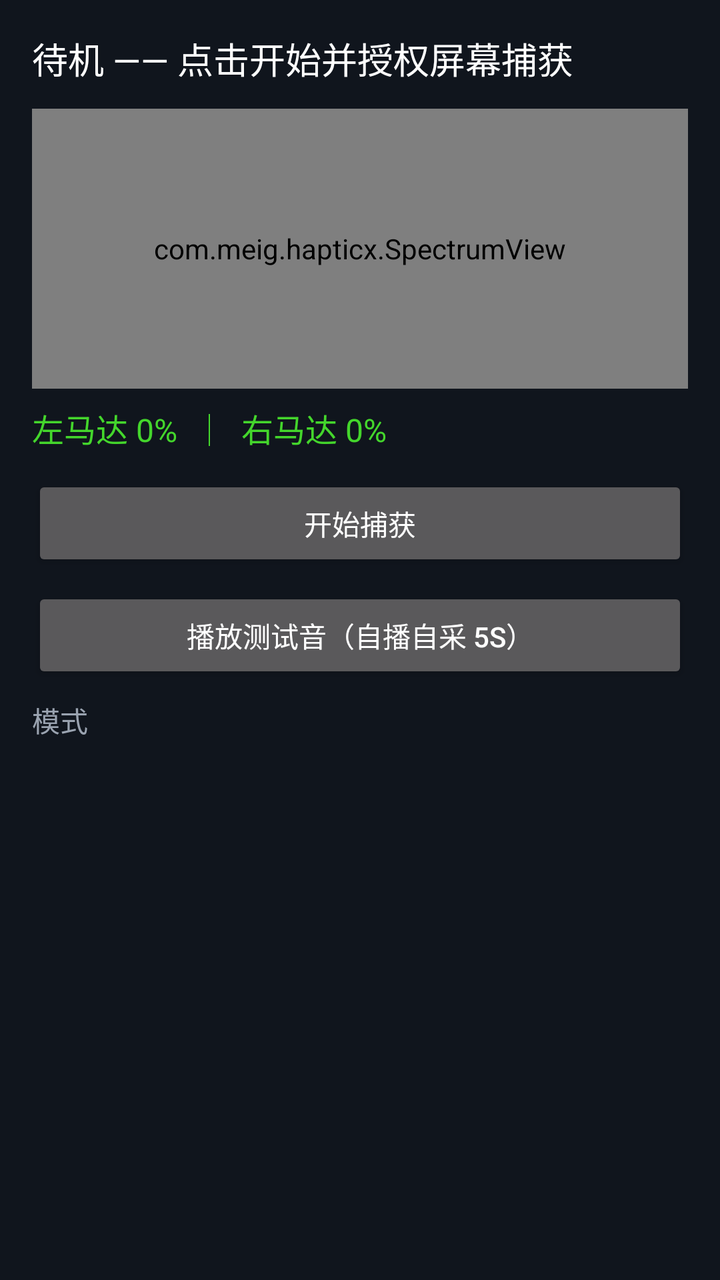
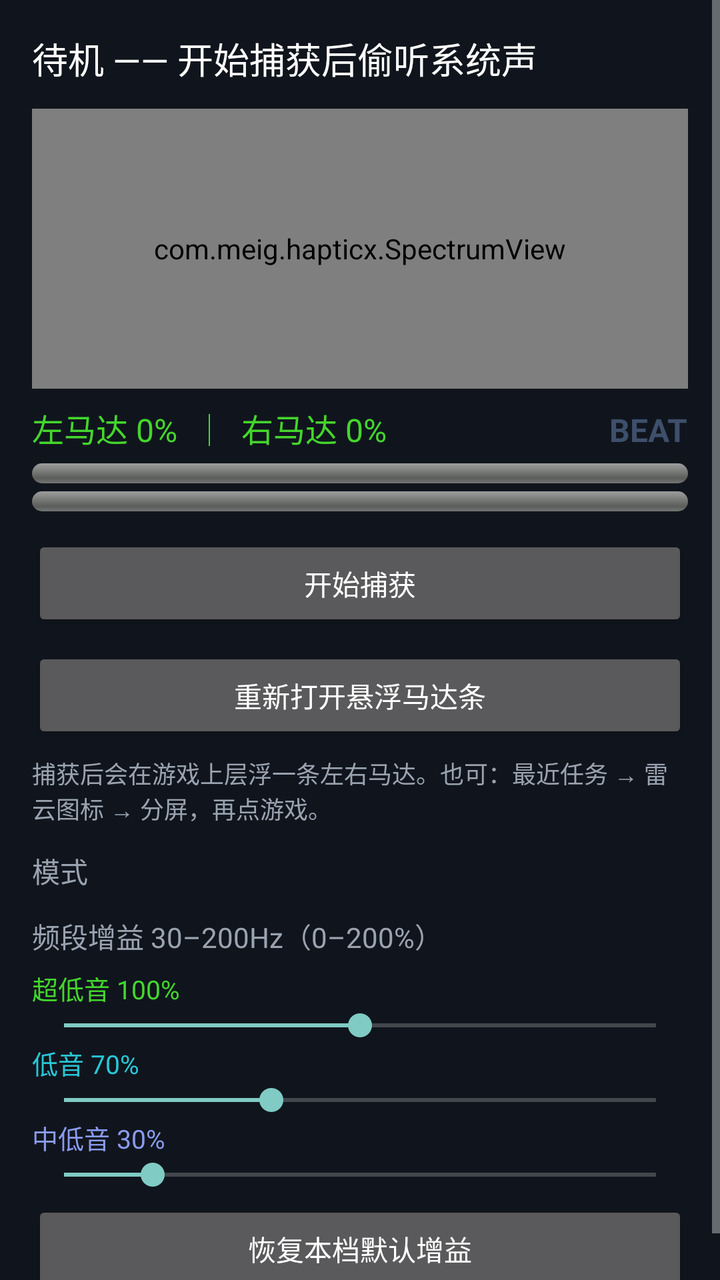

An Android layout rendered at two revisions. The XML below is the earlier revision; the diff shows what the commit changed to produce the second picture.
<!-- AndroidManifest.xml: application theme Theme.AppCompat.NoActionBar -->
<!-- res/layout/activity_main.xml -->
<?xml version="1.0" encoding="utf-8"?>
<ScrollView xmlns:android="http://schemas.android.com/apk/res/android"
    android:layout_width="match_parent"
    android:layout_height="match_parent"
    android:fillViewport="true"
    android:background="#10151d">

    <LinearLayout
        android:layout_width="match_parent"
        android:layout_height="wrap_content"
        android:orientation="vertical"
        android:padding="16dp">

        <TextView
            android:id="@+id/status"
            android:layout_width="wrap_content"
            android:layout_height="wrap_content"
            android:text="待机 —— 点击开始并授权屏幕捕获"
            android:textColor="#ffffff"
            android:textSize="18sp" />

        <com.meig.hapticx.SpectrumView
            android:id="@+id/spectrum"
            android:layout_width="match_parent"
            android:layout_height="140dp"
            android:layout_marginTop="12dp" />

        <TextView
            android:id="@+id/motors"
            android:layout_width="wrap_content"
            android:layout_height="wrap_content"
            android:layout_marginTop="8dp"
            android:text="左马达 0%  ｜  右马达 0%"
            android:textColor="#44d62c"
            android:textSize="16sp" />

        <Button
            android:id="@+id/start"
            android:layout_width="match_parent"
            android:layout_height="wrap_content"
            android:layout_marginTop="12dp"
            android:text="@string/start" />

        <Button
            android:id="@+id/tone"
            android:layout_width="match_parent"
            android:layout_height="wrap_content"
            android:layout_marginTop="8dp"
            android:text="播放测试音（自播自采 5s）" />

        <TextView
            android:layout_width="wrap_content"
            android:layout_height="wrap_content"
            android:layout_marginTop="8dp"
            android:text="模式"
            android:textColor="#9aa3b0"
            android:textSize="14sp" />

        <LinearLayout
            android:id="@+id/modes"
            android:layout_width="match_parent"
            android:layout_height="wrap_content"
            android:orientation="vertical" />
    </LinearLayout>
</ScrollView>
<!-- resources referenced by this layout -->
<resources>
  <string name="start">开始捕获</string>
</resources>

<!-- the commit's change to res/layout/activity_main.xml (unified diff, before → after) -->
@@ -15,7 +15,7 @@
             android:id="@+id/status"
             android:layout_width="wrap_content"
             android:layout_height="wrap_content"
-            android:text="待机 —— 点击开始并授权屏幕捕获"
+            android:text="待机 —— 开始捕获后偷听系统声"
             android:textColor="#ffffff"
             android:textSize="18sp" />
 
@@ -25,14 +25,47 @@
             android:layout_height="140dp"
             android:layout_marginTop="12dp" />
 
-        <TextView
-            android:id="@+id/motors"
-            android:layout_width="wrap_content"
+        <LinearLayout
+            android:layout_width="match_parent"
             android:layout_height="wrap_content"
             android:layout_marginTop="8dp"
-            android:text="左马达 0%  ｜  右马达 0%"
-            android:textColor="#44d62c"
-            android:textSize="16sp" />
+            android:orientation="horizontal">
+            <TextView
+                android:id="@+id/motors"
+                android:layout_width="0dp"
+                android:layout_height="wrap_content"
+                android:layout_weight="1"
+                android:text="左马达 0%  ｜  右马达 0%"
+                android:textColor="#44d62c"
+                android:textSize="16sp" />
+            <TextView
+                android:id="@+id/beat"
+                android:layout_width="wrap_content"
+                android:layout_height="wrap_content"
+                android:text="BEAT"
+                android:textColor="#3d4f6b"
+                android:textSize="16sp"
+                android:textStyle="bold" />
+        </LinearLayout>
+
+        <ProgressBar
+            android:id="@+id/barL"
+            style="@android:style/Widget.ProgressBar.Horizontal"
+            android:layout_width="match_parent"
+            android:layout_height="10dp"
+            android:layout_marginTop="6dp"
+            android:max="100"
+            android:progress="0"
+            android:progressTint="#44d62c" />
+        <ProgressBar
+            android:id="@+id/barR"
+            style="@android:style/Widget.ProgressBar.Horizontal"
+            android:layout_width="match_parent"
+            android:layout_height="10dp"
+            android:layout_marginTop="4dp"
+            android:max="100"
+            android:progress="0"
+            android:progressTint="#29c7d6" />
 
         <Button
             android:id="@+id/start"
@@ -46,12 +79,20 @@
             android:layout_width="match_parent"
             android:layout_height="wrap_content"
             android:layout_marginTop="8dp"
-            android:text="播放测试音（自播自采 5s）" />
+            android:text="重新打开悬浮马达条" />
+
+        <TextView
+            android:layout_width="match_parent"
+            android:layout_height="wrap_content"
+            android:layout_marginTop="6dp"
+            android:text="捕获后会在游戏上层浮一条左右马达。也可：最近任务 → 雷云图标 → 分屏，再点游戏。"
+            android:textColor="#9aa3b0"
+            android:textSize="12sp" />
 
         <TextView
             android:layout_width="wrap_content"
             android:layout_height="wrap_content"
-            android:layout_marginTop="8dp"
+            android:layout_marginTop="12dp"
             android:text="模式"
             android:textColor="#9aa3b0"
             android:textSize="14sp" />
@@ -60,6 +101,34 @@
             android:id="@+id/modes"
             android:layout_width="match_parent"
             android:layout_height="wrap_content"
-            android:orientation="vertical" />
+            android:orientation="horizontal" />
+
+        <TextView
+            android:layout_width="wrap_content"
+            android:layout_height="wrap_content"
+            android:layout_marginTop="12dp"
+            android:text="频段增益 30–200Hz（0–200%）"
+            android:textColor="#9aa3b0"
+            android:textSize="14sp" />
+
+        <TextView android:id="@+id/lab0" android:layout_width="wrap_content" android:layout_height="wrap_content"
+            android:textColor="#44d62c" android:textSize="13sp" android:layout_marginTop="6dp" android:text="超低音 100%" />
+        <SeekBar android:id="@+id/gain0" android:layout_width="match_parent" android:layout_height="wrap_content"
+            android:max="200" android:progress="100" />
+        <TextView android:id="@+id/lab1" android:layout_width="wrap_content" android:layout_height="wrap_content"
+            android:textColor="#29c7d6" android:textSize="13sp" android:text="低音 70%" />
+        <SeekBar android:id="@+id/gain1" android:layout_width="match_parent" android:layout_height="wrap_content"
+            android:max="200" android:progress="70" />
+        <TextView android:id="@+id/lab2" android:layout_width="wrap_content" android:layout_height="wrap_content"
+            android:textColor="#8a9bf0" android:textSize="13sp" android:text="中低音 30%" />
+        <SeekBar android:id="@+id/gain2" android:layout_width="match_parent" android:layout_height="wrap_content"
+            android:max="200" android:progress="30" />
+
+        <Button
+            android:id="@+id/resetGains"
+            android:layout_width="match_parent"
+            android:layout_height="wrap_content"
+            android:layout_marginTop="4dp"
+            android:text="恢复本档默认增益" />
     </LinearLayout>
 </ScrollView>
